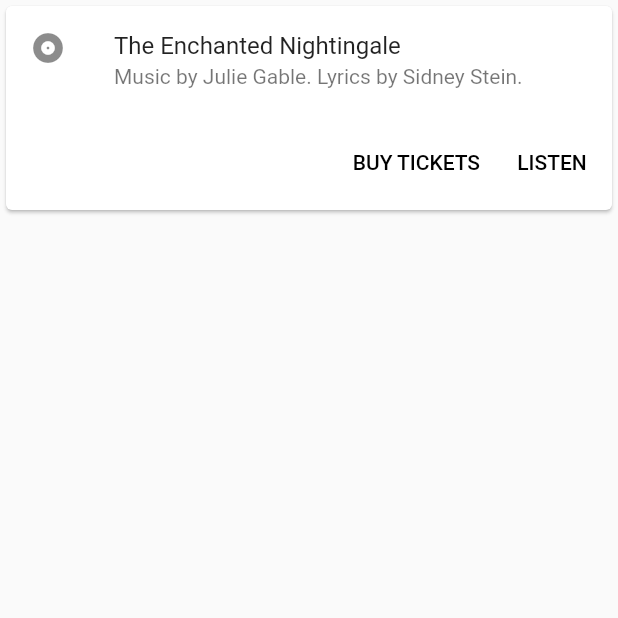
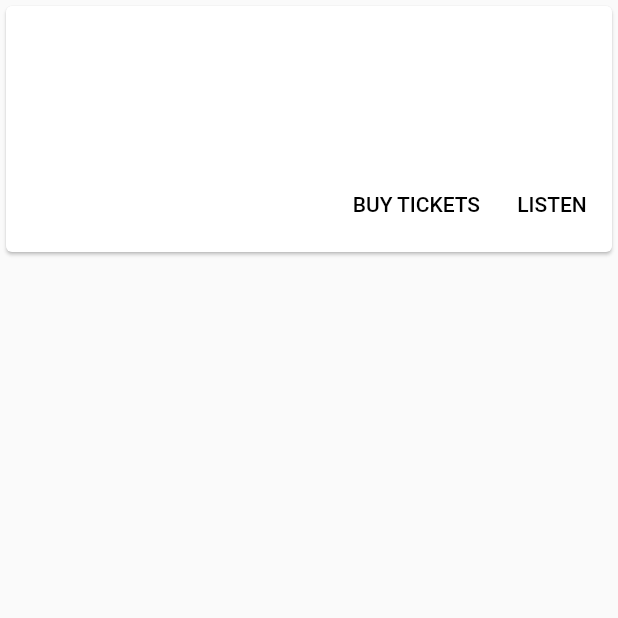
Before and after one commit to yamaan93/IDP-App, a Flutter app: the ToDoPage screen opened by its route, on a phone screen of 412 x 824 dp, the top half of it. Run offline on Flutter 3.47's test engine with Material 2 defaults, Android fonts, the phone set to English and light mode, and no system bars.

Commit message:
I'm dumb and i miss spelled: ToDo

```diff
--- a/idp_app/lib/homePage.dart
+++ b/idp_app/lib/homePage.dart
@@ -2,6 +2,7 @@ import 'package:flutter/material.dart';
 import 'consts.dart';
 import 'roundTextButton.dart';
 import 'cardButton.dart';
+import 'toDoPage.dart';
 
 class HomePage extends StatefulWidget {
   @override
@@ -26,7 +27,7 @@ class _HomePageState extends State<HomePage> {
             ),
             cardButton(
               onPressed: (){
-                Navigator.pushNamed((context), '/Todo');
+                Navigator.pushNamed((context), '/ToDo');
               },
               text: "offline mode",
             ),
--- a/idp_app/lib/toDoPage.dart
+++ b/idp_app/lib/toDoPage.dart
@@ -16,11 +16,14 @@ class _ToDoPageState extends State<ToDoPage> {
             child: Column(
               mainAxisSize: MainAxisSize.min,
               children: <Widget>[
-                const ListTile(
+                SizedBox(
+                  height: 100,
+                ),
+               /* const ListTile(
                   leading: Icon(Icons.album),
                   title: Text('The Enchanted Nightingale'),
                   subtitle: Text('Music by Julie Gable. Lyrics by Sidney Stein.'),
-                ),
+                ),*/
                 ButtonTheme.bar( // make buttons use the appropriate styles for cards
                   child: ButtonBar(
                     children: <Widget>[
```
